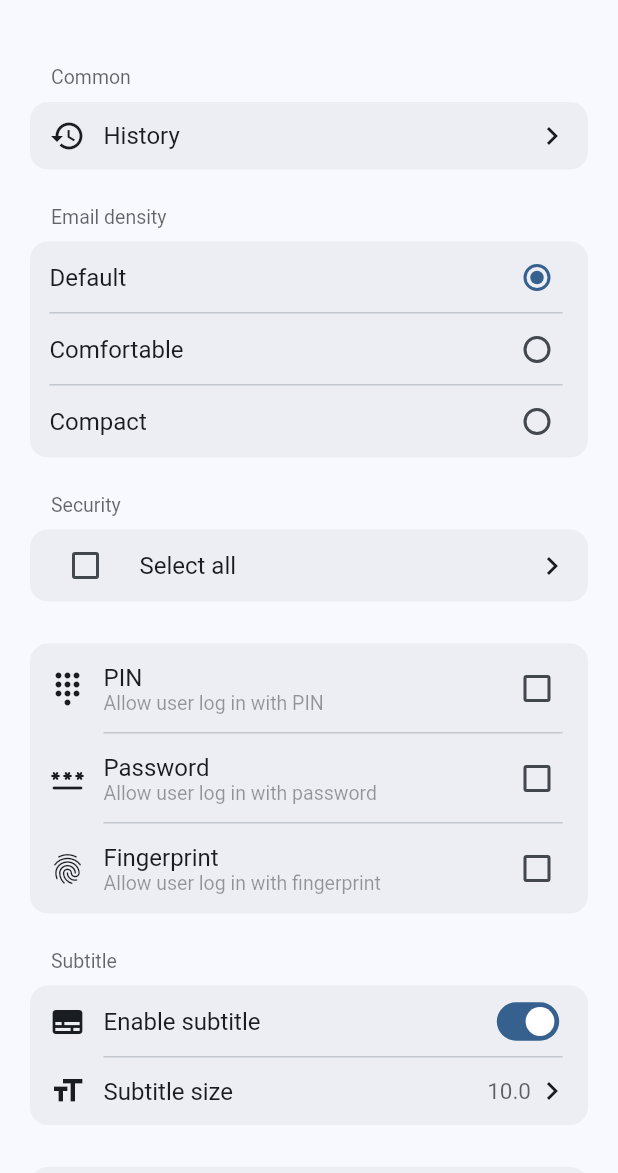
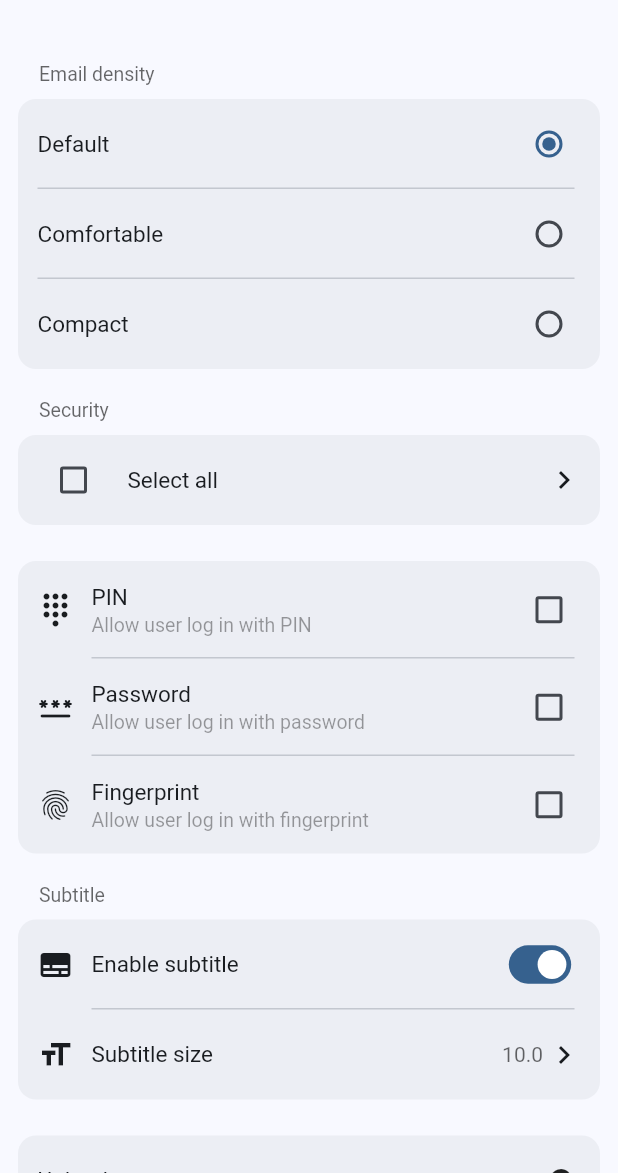
Before and after one commit to ErBWs/card-settings-ui, a Flutter app: the screen it shows after launch, on a phone screen of 412 x 824 dp, the part 63-1236 px from its top. Run offline on Flutter 3.47's test engine with Material 3 defaults, Android fonts, the phone set to English and light mode, and no system bars.

Commit message:
mod: modify some spacing to make it less tight.

```diff
--- a/example/lib/main.dart
+++ b/example/lib/main.dart
@@ -61,17 +61,6 @@ class _SettingsPageState extends State<SettingsPage> {
           width: (MediaQuery.of(context).size.width > 800) ? 800 : null,
           child: SettingsList(
             sections: [
-              SettingsSection(
-                title: Text('Common'),
-                tiles: <SettingsTile>[
-                  SettingsTile.navigation(
-                    onPressed: (_) =>
-                        showToast(context, 'Navigate to history page'),
-                    leading: Icon(Icons.history),
-                    title: Text('History'),
-                  ),
-                ],
-              ),
               SettingsSection(
                 title: Text('Email density'),
                 tiles: densityList
--- a/lib/section/settings_section.dart
+++ b/lib/section/settings_section.dart
@@ -20,13 +20,7 @@ class SettingsSection extends AbstractSettingsSection {
   @override
   Widget build(BuildContext context) {
     return Padding(
-      padding: margin ??
-          const EdgeInsets.only(
-            top: 10,
-            bottom: 10,
-            left: 16,
-            right: 16,
-          ),
+      padding: margin ?? EdgeInsets.all(8),
       child: Column(
         crossAxisAlignment: CrossAxisAlignment.start,
         children: [
--- a/lib/tile/settings_tile.dart
+++ b/lib/tile/settings_tile.dart
@@ -177,6 +177,7 @@ class SettingsTile<T> extends AbstractSettingsTile {
 
   Widget buildTitle(BuildContext context) {
     return Column(
+      mainAxisAlignment: MainAxisAlignment.center,
       crossAxisAlignment: CrossAxisAlignment.start,
       children: [
         DefaultTextStyle(
@@ -184,10 +185,11 @@ class SettingsTile<T> extends AbstractSettingsTile {
               color: enabled
                   ? Theme.of(context).colorScheme.onSurface
                   : Theme.of(context).disabledColor,
-              fontSize: 16),
+              fontSize: 15),
           child: title,
         ),
-        if (description != null)
+        if (description != null) ...[
+          const SizedBox(height: 2),
           DefaultTextStyle(
             style: TextStyle(
               color: Theme.of(context).disabledColor,
@@ -195,6 +197,7 @@ class SettingsTile<T> extends AbstractSettingsTile {
             ),
             child: description!,
           ),
+        ],
       ],
     );
   }
@@ -233,7 +236,7 @@ class SettingsTile<T> extends AbstractSettingsTile {
               color: enabled
                   ? Theme.of(context).hintColor
                   : Theme.of(context).disabledColor,
-              fontSize: 15,
+              fontSize: 14,
             ),
             child: value!,
           ),
@@ -268,11 +271,8 @@ class SettingsTile<T> extends AbstractSettingsTile {
                   Row(
                     children: [
                       Expanded(
-                        child: Padding(
-                          padding: const EdgeInsetsDirectional.only(
-                            top: 13,
-                            bottom: 13,
-                          ),
+                        child: SizedBox(
+                          height: description != null ? 65 : 60,
                           child: buildTitle(context),
                         ),
                       ),
```
Also changed, not shown: assets/demo.png.
